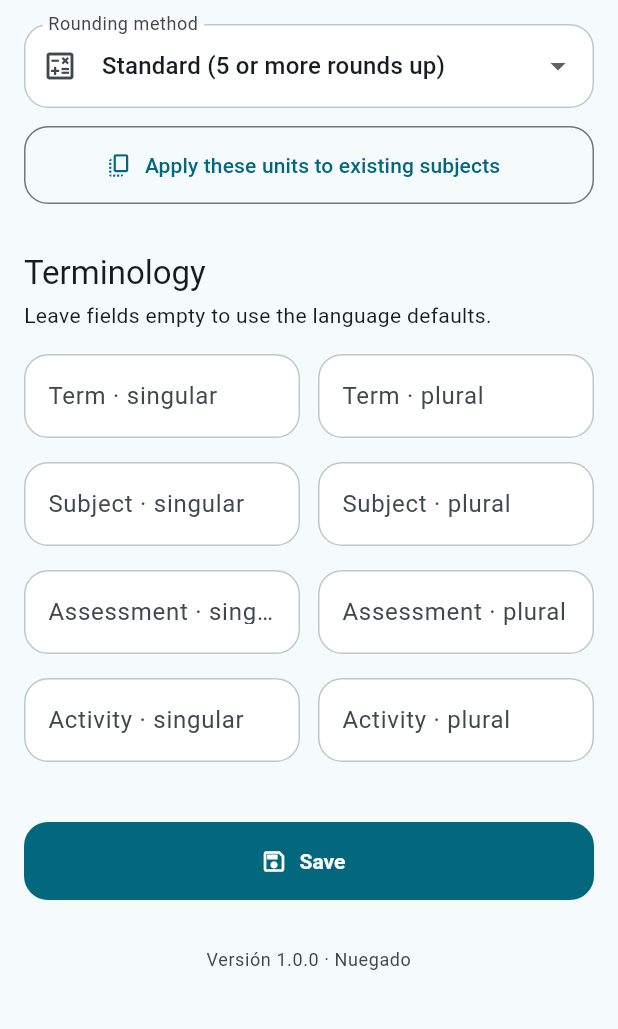
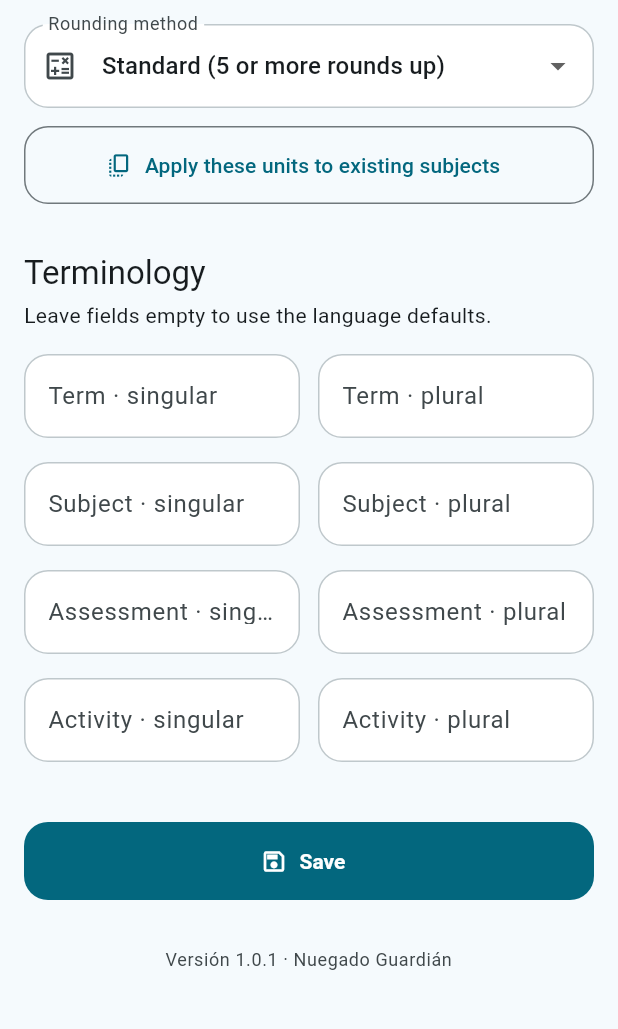
Before and after one commit to RiveraDiego/CUM_Master, a Flutter app: the AcademicSettingsPage screen opened by its route, scrolled down 332 dp, on a phone screen of 412 x 824 dp, the part 120-1149 px from its top. Run offline on Flutter 3.47's test engine with Material 3 defaults, Android fonts, the phone set to English and light mode, and no system bars; our stand-ins replace file_picker, flutter_riverpod, go_router, share_plus, sqflite; accounts and stored records are empty.

Commit message:
build(release): establish ownership for 1.0.1
Checklist visible y auditable:
- [x] Publicar Version 1.0.1 Nuegado Guardian
- [x] Declarar todos los derechos reservados
- [x] Agregar aviso formal de autoria y propiedad
- [x] Integrar propietario y procedencia en el APK
- [x] Reemplazar la descarga anterior del README

```diff
--- a/lib/core/release/app_release.dart
+++ b/lib/core/release/app_release.dart
@@ -1,5 +1,5 @@
 abstract final class AppRelease {
-  static const number = '1.0.0';
-  static const codeName = 'Nuegado';
+  static const number = '1.0.1';
+  static const codeName = 'Nuegado Guardián';
   static const label = 'Versión $number · $codeName';
 }
--- a/pubspec.yaml
+++ b/pubspec.yaml
@@ -16,7 +16,7 @@ publish_to: 'none' # Remove this line if you wish to publish to pub.dev
 # https://developer.apple.com/library/archive/documentation/General/Reference/InfoPlistKeyReference/Articles/CoreFoundationKeys.html
 # In Windows, build-name is used as the major, minor, and patch parts
 # of the product and file versions while build-number is used as the build suffix.
-version: 1.0.0+1
+version: 1.0.1+2
 
 environment:
   sdk: ^3.12.2
```
Also changed, not shown: lib/core/legal/app_ownership.dart (added, +7 -0 lines), 6 other files.
